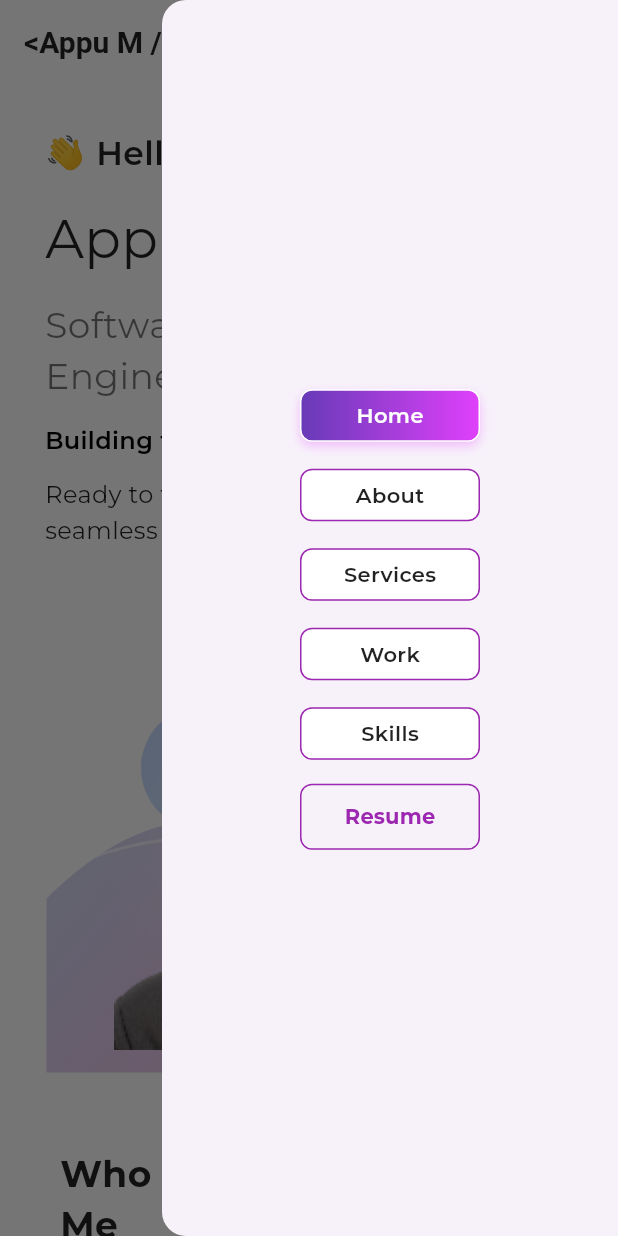
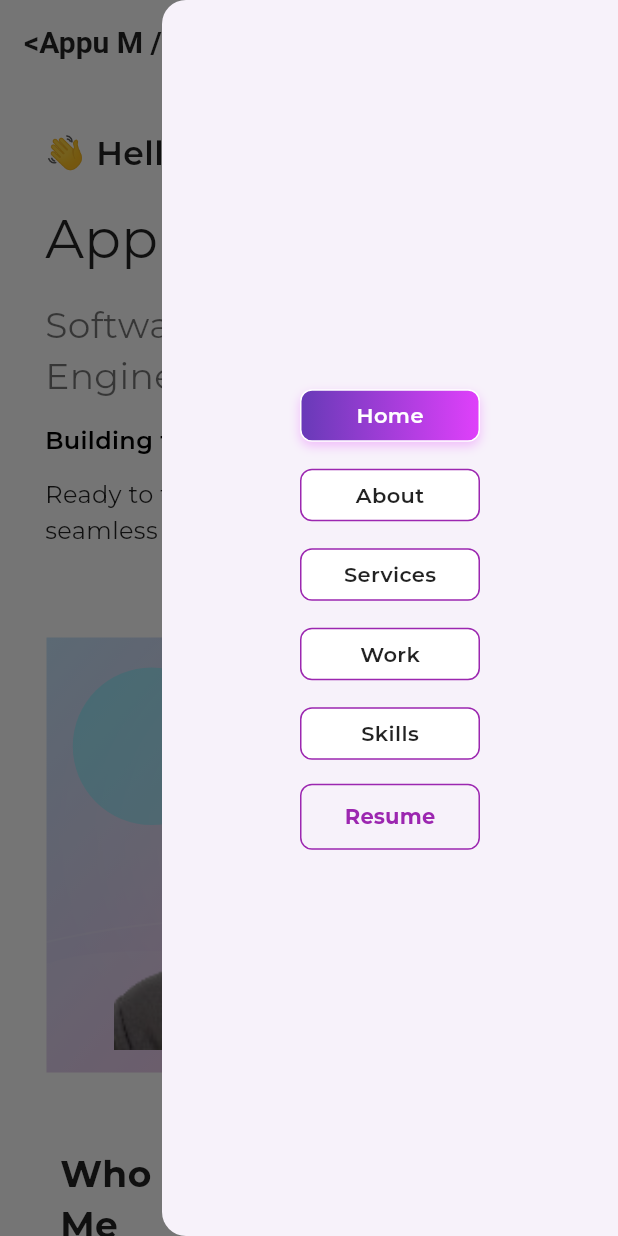
Before and after one commit to Appu-Devloper/developer-portfolio, a Flutter app: the screen it shows after launch, in the side drawer, after a tap on "Resume", on a phone screen of 412 x 824 dp. Run offline on Flutter 3.47's test engine with Material 3 defaults, Android fonts, the phone set to English and light mode, and no system bars; our stand-ins replace font_awesome_flutter, google_fonts, responsive_framework, shimmer, visibility_detector.

Commit message:
profile Enhancements and projects section

```diff
--- a/lib/core/repositories/projects_repository.dart
+++ b/lib/core/repositories/projects_repository.dart
@@ -19,8 +19,7 @@ class ProjectsProvider extends ChangeNotifier {
 
   List<ProjectItem> get projects => _projects;
 
-
-    void fetchProjects() {
+ void fetchProjects() {
   _projects = [
     ProjectItem(
       title: "Cross-Platform App (Android & iOS)",
@@ -37,6 +36,20 @@ class ProjectsProvider extends ChangeNotifier {
       isPrivate: false,
     ),
     ProjectItem(
+  title: "Windows-Based Calibration Metrology Software",
+  features: [
+ "Tkinter-based GUI for calibrating DMMs and oscilloscopes using Fluke calibrators.",
+    "Integrates PyVISA and serial comms, with live JSON output for Flutter integration.",
+    "Supports GOST mode, auto Excel reports, and real-time measurement validation.",
+    "Fully CLI-controllable via stdin/stdout for headless or app-driven operation.",
+  ],
+  buttons: {
+    "GitHub Repository": "https://github.com/Appu-Devloper/website_template.git",
+  },
+  isPrivate: true,
+),
+
+    ProjectItem(
       title: "Excel Comparison & Validation",
       features: [
         "Enterprise Solution for customer-specific validation.",
@@ -44,7 +57,7 @@ class ProjectsProvider extends ChangeNotifier {
         "Integrated Python API for automated backend processing.",
         "Reduces manual efforts & improves data accuracy.",
       ],
-      buttons: {}, // No buttons for private projects
+      buttons: {},
       isPrivate: true,
     ),
     ProjectItem(
@@ -55,7 +68,7 @@ class ProjectsProvider extends ChangeNotifier {
         "Integrated MQTT, Apache, & Nginx for seamless connectivity.",
         "Helps businesses visualize & manage critical insights.",
       ],
-      buttons: {}, // No buttons for private projects
+      buttons: {},
       isPrivate: true,
     ),
     ProjectItem(
@@ -71,10 +84,49 @@ class ProjectsProvider extends ChangeNotifier {
       },
       isPrivate: false,
     ),
+
+    ProjectItem(
+      title: "Attendance & Leave Management App",
+      features: [
+        "Simplifies workforce attendance using Google App Scripts as backend.",
+        "Tracks check-ins, leave requests, approvals, and reports.",
+        "Built with Flutter and responsive UI for HR teams.",
+        "Ideal for small/medium businesses and remote teams.",
+      ],
+      buttons: {
+        "GitHub Repository": "https://github.com/Appu-Devloper/attendance_app_google_script.git",
+      },
+      isPrivate: true,
+    ),
+    ProjectItem(
+      title: "UPSC Aspirant – AI Quiz App",
+      features: [
+        "AI-powered quiz app for UPSC preparation using category-wise question generation.",
+        "Dynamically generated MCQs to avoid repetition.",
+        "Includes answer animation, result summary, multilingual support.",
+        "Offline cache and language switching for a smooth learning experience.",
+      ],
+      buttons: {
+        "GitHub Repository": "https://github.com/Appu-Devloper/UPSC_ASPIRANT.git",
+      },
+      isPrivate: false,
+    ),
+    ProjectItem(
+      title: "More Open Source Projects on GitHub",
+      features: [
+        "Includes Flutter apps with BLoC implementation, API integration, MQTT & Sqflite support.",
+        "Beautifully crafted UI templates for portfolios, landing pages, and more.",
+        "Explores advanced concepts like real-time data sync, animated charts, and custom UI components.",
+        "Always adding new experiments and tools to help devs build faster.",
+      ],
+      buttons: {
+        "Visit GitHub": "https://github.com/Appu-Devloper",
+      },
+      isPrivate: false,
+    ),
   ];
+
   notifyListeners();
+}
 
-
-
-  }
 }
--- a/lib/core/utils/image_painter.dart
+++ b/lib/core/utils/image_painter.dart
@@ -3,97 +3,95 @@ import 'package:flutter/material.dart';
 class CustomImageBackground extends CustomPainter {
   @override
   void paint(Canvas canvas, Size size) {
-    // Background Gradient Paint
-    Paint backgroundPaint =
-        Paint()
+    // === 1. Base Gradient Background ===
+    Paint backgroundPaint = Paint()
       ..shader = LinearGradient(
         colors: [
-              Colors.blue.withValues(alpha: 0.25),
-              Colors.purple.withValues(alpha: 0.25),
-              Colors.pink.withValues(alpha: 0.25),
+          Colors.blue.withOpacity(0.25), // Used as if .withValues(alpha: 0.25)
+          Colors.purple.withOpacity(0.25),
+          Colors.pink.withOpacity(0.25),
         ],
         begin: Alignment.topLeft,
         end: Alignment.bottomRight,
-          ).createShader(Rect.fromLTWH(0, 0, size.width, size.height))
-          ..style = PaintingStyle.fill;
+      ).createShader(Rect.fromLTWH(0, 0, size.width, size.height));
 
-    // Draw a Soft Curved Background
-    Path backgroundPath =
-        Path()
-          ..moveTo(0, size.height * 0.6)
-          ..quadraticBezierTo(
+    canvas.drawRect(Rect.fromLTWH(0, 0, size.width, size.height), backgroundPaint);
+
+    // === 2. Central Glow (subtle, dreamy) ===
+    Paint glowPaint = Paint()
+      ..color = Colors.white.withOpacity(0.15)
+      ..maskFilter = MaskFilter.blur(BlurStyle.normal, 35);
+
+    canvas.drawCircle(
+      Offset(size.width * 0.5, size.height * 0.45),
+      size.width * 0.35,
+      glowPaint,
+    );
+
+    // === 3. Bottom Fluid Wave Shape ===
+    Path curvePath = Path()
+      ..moveTo(0, size.height * 0.75)
+      ..cubicTo(
         size.width * 0.25,
-            size.height * 0.3,
-            size.width * 0.5,
-            size.height * 0.5,
-          )
-          ..quadraticBezierTo(
+        size.height * 0.65,
         size.width * 0.75,
+        size.height * 0.85,
+        size.width,
         size.height * 0.7,
-            size.width,
-            size.height * 0.6,
       )
       ..lineTo(size.width, size.height)
       ..lineTo(0, size.height)
       ..close();
 
-    canvas.drawPath(backgroundPath, backgroundPaint);
+    Paint curvePaint = Paint()
+      ..color = Colors.white.withOpacity(0.08);
 
-    // Circular Color Splashes (Soft Abstract Spots)
-    Paint circlePaint = Paint()..style = PaintingStyle.fill;
-    List<Color> colors = [
-      Colors.blueAccent.withValues(alpha: 0.3),
-      Colors.purpleAccent.withValues(alpha: 0.3),
-      Colors.pinkAccent.withValues(alpha: 0.3),
-      Colors.cyanAccent.withValues(alpha: 0.3),
+    canvas.drawPath(curvePath, curvePaint);
+
+    // === 4. Soft, Abstract Bokeh Circles ===
+    final circlePaint = Paint()..style = PaintingStyle.fill;
+
+    final List<Map<String, dynamic>> softSpots = [
+      {
+        'color': Colors.cyanAccent.withOpacity(0.25),
+        'position': Offset(size.width * 0.2, size.height * 0.25),
+        'radius': size.width * 0.15,
+      },
+      {
+        'color': Colors.pinkAccent.withOpacity(0.2),
+        'position': Offset(size.width * 0.75, size.height * 0.2),
+        'radius': size.width * 0.12,
+      },
+      {
+        'color': Colors.purple.withOpacity(0.2),
+        'position': Offset(size.width * 0.65, size.height * 0.65),
+        'radius': size.width * 0.1,
+      },
     ];
 
-    for (int i = 0; i < colors.length; i++) {
-      circlePaint.color = colors[i];
-
-      canvas.drawCircle(
-        Offset(size.width * (0.3 + i * 0.1), size.height * (0.3 + i * 0.15)),
-        size.width * 0.12,
-        circlePaint,
-      );
+    for (var spot in softSpots) {
+      circlePaint.color = spot['color'];
+      canvas.drawCircle(spot['position'], spot['radius'], circlePaint);
     }
 
-    // Glow Effect Behind Image
-    Paint glowPaint =
-        Paint()
-          ..color = Colors.white.withValues(alpha:0.15)
-          ..maskFilter = MaskFilter.blur(BlurStyle.normal, 20);
-
-    canvas.drawCircle(
-      Offset(size.width * 0.5, size.height * 0.5),
-      size.width * 0.3,
-      glowPaint,
+    // === 5. Decorative Line ===
+    Path waveLine = Path()
+      ..moveTo(0, size.height * 0.7)
+      ..quadraticBezierTo(
+        size.width * 0.35, size.height * 0.6,
+        size.width * 0.7, size.height * 0.7,
+      )
+      ..quadraticBezierTo(
+        size.width * 0.9, size.height * 0.75,
+        size.width, size.height * 0.68,
       );
 
-    // Elegant Wave Stroke Line
-    Paint wavePaint =
-        Paint()
-          ..color = Colors.white.withValues(alpha: 0.6)
-          ..strokeWidth = 2
+    Paint wavePaint = Paint()
+      ..color = Colors.white.withOpacity(0.12)
+      ..strokeWidth = 1.4
       ..style = PaintingStyle.stroke;
 
-    Path wavePath =
-        Path()
-          ..moveTo(0, size.height * 0.55)
-          ..quadraticBezierTo(
-            size.width * 0.25,
-            size.height * 0.4,
-            size.width * 0.5,
-            size.height * 0.5,
-          )
-          ..quadraticBezierTo(
-            size.width * 0.75,
-            size.height * 0.6,
-            size.width,
-            size.height * 0.55,
-          );
-
-    canvas.drawPath(wavePath, wavePaint);
+    canvas.drawPath(waveLine, wavePaint);
   }
 
   @override
--- a/lib/core/utils/service_card.dart
+++ b/lib/core/utils/service_card.dart
@@ -47,6 +47,7 @@ class _ServiceCardState extends State<ServiceCard> {
               SizedBox(height: 12),
               Text(
                 widget.service.title,
+                 textAlign: TextAlign.left,
                 style: GoogleFonts.montserrat(
                   color: Colors.black87,
                   fontWeight: FontWeight.w600,
@@ -56,7 +57,7 @@ class _ServiceCardState extends State<ServiceCard> {
               SizedBox(height: 8),
               Text(
                 widget.service.description,
-                textAlign: TextAlign.center,
+                textAlign: TextAlign.left,
                 style: GoogleFonts.montserrat(
                   color: Colors.black87,
                   fontSize: 14,
--- a/lib/presentation/screens/main_page.dart
+++ b/lib/presentation/screens/main_page.dart
@@ -74,7 +74,7 @@ class _MainPageState extends State<MainPage> {
   }
 
   void _launchResumeURL() async {
-    const url = 'https://drive.google.com/file/d/1Qt69Vx4b0q1FYg70Yiiq2blsuvczrsLe/view';
+    const url = 'https://drive.google.com/file/d/1OsgwhMoAMdSRXodqqAC2kgUaai6Wz34P/view';
     if (await canLaunchUrl(Uri.parse(url))) {
       await launchUrlString(url);
     } else {
--- a/lib/sections/services.dart
+++ b/lib/sections/services.dart
@@ -58,7 +58,7 @@ class _ServicesScreenState extends State<ServicesScreen> with TickerProviderStat
               : Wrap(
                   spacing: 40.0,
                   runSpacing: 40.0,
-                  alignment: WrapAlignment.center,
+                  alignment: WrapAlignment.start,
                   children: services.map((service) => ServiceCard(service: service)).toList(),
                 ),
         ],
--- a/lib/sections/work_section.dart
+++ b/lib/sections/work_section.dart
@@ -1,5 +1,5 @@
 // ignore_for_file: library_private_types_in_public_api
-
+import 'package:visibility_detector/visibility_detector.dart';
 import 'package:flutter/material.dart';
 import 'package:google_fonts/google_fonts.dart';
 import 'package:provider/provider.dart';
@@ -18,10 +18,13 @@ class WorkSection extends StatefulWidget {
 }
 
 class _WorkSectionState extends State<WorkSection> {
+  Set<int> visibleIndexes = {};
+
   @override
   void initState() {
     super.initState();
-    Future.microtask(() => Provider.of<ProjectsProvider>(context, listen: false).fetchProjects());
+    Future.microtask(() =>
+        Provider.of<ProjectsProvider>(context, listen: false).fetchProjects());
   }
 
   @override
@@ -60,23 +63,19 @@ class _WorkSectionState extends State<WorkSection> {
                 ),
                 const SizedBox(height: 50.0),
                 projects.isEmpty
-    ? CircularProgressIndicator(color: Colors.blueAccent)
+                    ? const CircularProgressIndicator(color: Colors.blueAccent)
                     : Wrap(
                         alignment: WrapAlignment.center,
                         crossAxisAlignment: WrapCrossAlignment.center,
                         spacing: isMobile ? 0 : 20.0,
                         runSpacing: 20.0,
-      children: List.generate(
-        projects.length,
-        (index) {
-          Widget projectBox = _buildProjectBox(projects[index], constraints, isMobile);
-
-            return projectBox; // No animation if index ≠ activeIndex
-          }
-
+                        children: List.generate(projects.length, (index) {
+                          return _buildAnimatedProjectBox(
+                              projects[index], constraints, isMobile, index);
+                        }),
                       ),
-    ),
-ExperienceSection()
+                const SizedBox(height: 50),
+                const ExperienceSection(),
               ],
             );
           },
@@ -84,18 +83,55 @@ ExperienceSection()
       ),
     );
   }
+
+  Widget _buildAnimatedProjectBox(
+      ProjectItem project, BoxConstraints constraints, bool isMobile, int index) {
+    bool isVisible = visibleIndexes.contains(index);
+
+    return VisibilityDetector(
+      key: Key('project-$index'),
+      onVisibilityChanged: (info) {
+        if (info.visibleFraction > 0.2 && !visibleIndexes.contains(index)) {
+          setState(() {
+            visibleIndexes.add(index);
+          });
+        }
+      },
+      child: AnimatedOpacity(
+        duration: const Duration(milliseconds: 600),
+        opacity: isVisible ? 1.0 : 0.0,
+        curve: Curves.easeOut,
+        child: AnimatedSlide(
+          duration: const Duration(milliseconds: 600),
+          offset: isVisible ? Offset.zero : const Offset(0, 0.1),
+          curve: Curves.easeOut,
+          child: _buildProjectBox(project, constraints, isMobile),
+        ),
+      ),
+    );
+  }
+
 Widget _buildProjectBox(ProjectItem project, BoxConstraints constraints, bool isMobile) {
-  return Container(
-
+  return MouseRegion(
+    cursor: SystemMouseCursors.click,
+    child: AnimatedContainer(
+      duration: const Duration(milliseconds: 300),
       width: isMobile ? double.infinity : (constraints.maxWidth / 2) - 20.0,
       padding: const EdgeInsets.all(20),
       decoration: BoxDecoration(
-        color: Colors.grey[100], // Light gray for smooth blending
-        border:  Border.all(
-          color: Colors.black12, width: 1, // Subtle top border
+        color: Colors.white,
+        border: Border.all(color: Colors.black12, width: 1),
+        borderRadius: BorderRadius.circular(12),
+        boxShadow: [
+          BoxShadow(
+            color: Colors.black12,
+            blurRadius: 6,
+            offset: Offset(2, 4),
           ),
+        ],
       ),
       child: _buildProjectCard(project),
+    ),
   );
 }
 
--- a/pubspec.yaml
+++ b/pubspec.yaml
@@ -45,6 +45,7 @@ dependencies:
   flutter_staggered_animations: ^1.1.1
   shimmer: ^3.0.0
   url_launcher: ^6.3.1
+  flutter_animate: ^4.5.2
 
 dev_dependencies:
   flutter_test:
```
Also changed, not shown: pubspec.lock, 1 other file. Lines whose indentation alone changed are shown as unchanged.
